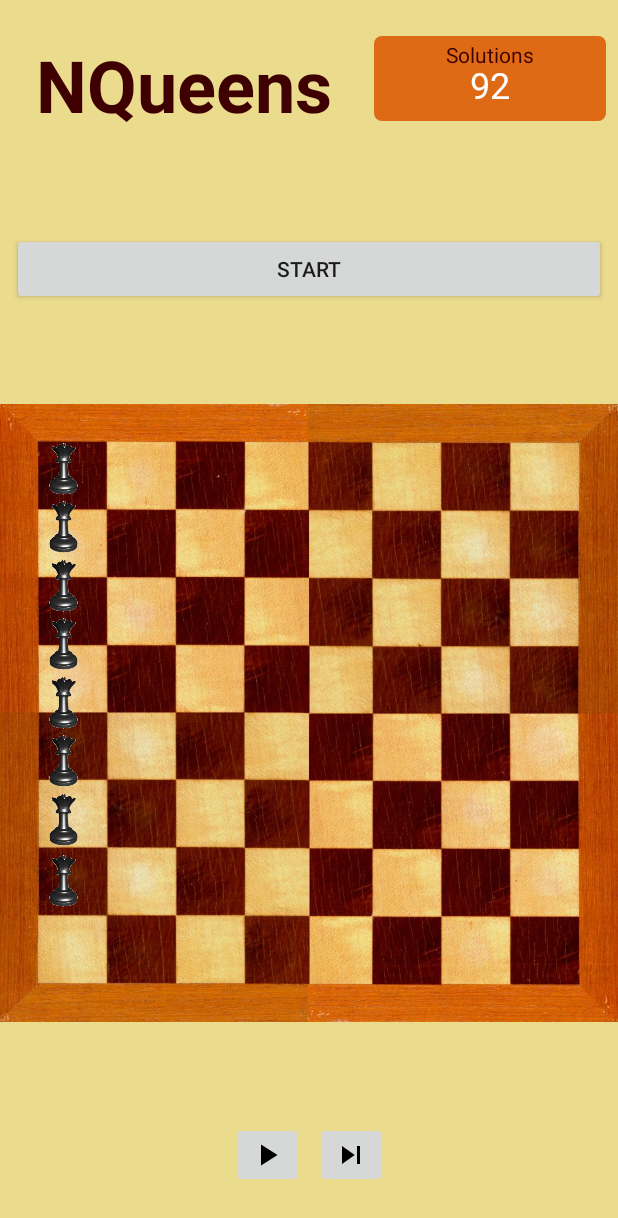
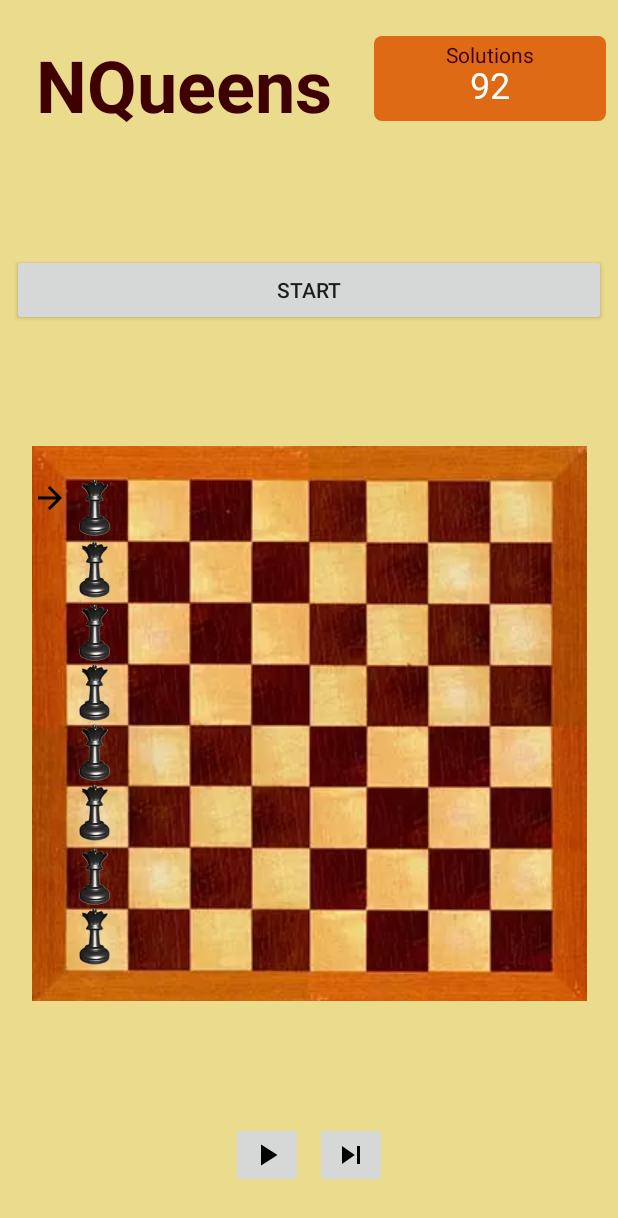
Before and after one commit to lixiangthinker/NQueensAndroid, an Android app: the screen it shows after launch (QueensActivity), after a tap on "START", on a phone screen of 412 x 824 dp. Shown: the top 1218 px of the screen. Run offline under Robolectric (Android 15) with nearby library versions, the light colour scheme and no system bars; our stand-ins replace Dagger/Hilt's generated code; 1 statement that could not run was skipped.

Commit message:
[View] add current layer arrow.

```diff
--- a/app/src/main/java/com/tony/builder/nqueens/view/QueensActivity.java
+++ b/app/src/main/java/com/tony/builder/nqueens/view/QueensActivity.java
@@ -1,7 +1,6 @@
 package com.tony.builder.nqueens.view;
 
 import androidx.constraintlayout.widget.ConstraintLayout;
-import androidx.constraintlayout.widget.ConstraintSet;
 import androidx.lifecycle.Observer;
 import androidx.lifecycle.ViewModelProvider;
 import androidx.lifecycle.ViewModelProviders;
@@ -28,6 +27,7 @@ public class QueensActivity extends DaggerAppCompatActivity {
 
     ConstraintLayout chessBoard;
     ImageView[] ivQueenCheeses;
+    ImageView ivCurrentLayer;
     ImageButton btnPlay;
     ImageButton btnNext;
     Button btnStart;
@@ -45,6 +45,7 @@ public class QueensActivity extends DaggerAppCompatActivity {
         setContentView(R.layout.activity_queens);
         chessBoard = findViewById(R.id.clChessBoard);
         initChessImageView();
+        ivCurrentLayer = findViewById(R.id.ivCurrentLayer);
         viewModel = ViewModelProviders.of(this, viewModelFactory).get(QueensViewModel.class);
         subscribeEvent(viewModel);
         initButtons();
@@ -58,6 +59,7 @@ public class QueensActivity extends DaggerAppCompatActivity {
                     btnPlay.setEnabled(true);
                     btnNext.setEnabled(true);
                     resetChess();
+                    resetLayerArrow();
                 } else {
                     btnPlay.setEnabled(false);
                     btnNext.setEnabled(false);
@@ -69,6 +71,7 @@ public class QueensActivity extends DaggerAppCompatActivity {
             @Override
             public void onChanged(Integer currentLayer) {
                 Log.d(TAG, "current layer = " + currentLayer);
+                moveArrow(currentLayer);
             }
         });
 
@@ -80,10 +83,17 @@ public class QueensActivity extends DaggerAppCompatActivity {
         });
     }
 
+    private void resetLayerArrow() {
+        ConstraintLayout.LayoutParams layoutParams = (ConstraintLayout.LayoutParams) ivCurrentLayer.getLayoutParams();
+        int marginTop = (int) PixlConverter.convertDpToPixel(23, this);
+        int marginStart = (int) PixlConverter.convertDpToPixel(0, this);
+        layoutParams.setMargins(marginStart, marginTop, 0, 0);
+    }
+
     private void resetChess() {
         for (ImageView chess : ivQueenCheeses) {
             ConstraintLayout.LayoutParams layoutParams = (ConstraintLayout.LayoutParams) chess.getLayoutParams();
-            int offset = (int) PixlConverter.convertDpToPixel(25, this);
+            int offset = (int) PixlConverter.convertDpToPixel(23, this);
             layoutParams.setMarginStart(offset);
             chess.setLayoutParams(layoutParams);
         }
@@ -102,6 +112,14 @@ public class QueensActivity extends DaggerAppCompatActivity {
         Log.d(TAG, "currentMargin = " + currentMargin + " offset = " + offset + " old = " + oldX + " new = " + newX);
         layoutParams.setMarginStart(currentMargin + offset);
         chess.setLayoutParams(layoutParams);
+    }
+
+    private void moveArrow(Integer currentLayer) {
+        ConstraintLayout.LayoutParams layoutParams = (ConstraintLayout.LayoutParams) ivCurrentLayer.getLayoutParams();
+        int marginTop = (int) PixlConverter.convertDpToPixel(currentLayer * 25, this);
+        int offset = (int) PixlConverter.convertDpToPixel(currentLayer * 39, this);
+        Log.d(TAG, "moveArrow, offset = " + offset);
+        layoutParams.setMargins(layoutParams.leftMargin, marginTop + offset, 0, 0);
     }
 
     private void initButtons() {
--- a/app/src/main/java/com/tony/builder/nqueens/viewmodel/QueensViewModel.java
+++ b/app/src/main/java/com/tony/builder/nqueens/viewmodel/QueensViewModel.java
@@ -102,7 +102,7 @@ public class QueensViewModel extends ViewModel {
     }
 
     public void onNext() {
-        Log.d(TAG, "onStart start button clicked");
+        Log.d(TAG, "onNext next button clicked");
         queensModel.onNext();
     }
 
--- /dev/null
+++ b/app/src/main/res/drawable/ic_arrow_forward_black_24dp.xml
@@ -0,0 +1,9 @@
+<vector xmlns:android="http://schemas.android.com/apk/res/android"
+        android:width="24dp"
+        android:height="24dp"
+        android:viewportWidth="24.0"
+        android:viewportHeight="24.0">
+    <path
+        android:fillColor="#FF000000"
+        android:pathData="M12,4l-1.41,1.41L16.17,11H4v2h12.17l-5.58,5.59L12,20l8,-8z"/>
+</vector>
--- a/app/src/main/res/layout/activity_queens.xml
+++ b/app/src/main/res/layout/activity_queens.xml
@@ -65,8 +65,8 @@
 
     <androidx.constraintlayout.widget.ConstraintLayout
         android:id="@+id/clChessBoard"
-        android:layout_width="0dp"
-        android:layout_height="0dp"
+        android:layout_width="370dp"
+        android:layout_height="370dp"
         android:layout_marginBottom="8dp"
         android:background="@drawable/chess_board"
         app:layout_constraintBottom_toTopOf="@+id/btnPlay"
@@ -77,83 +77,93 @@
 
         <ImageView
             android:id="@+id/ivChessQueen0"
-            android:layout_width="35dp"
-            android:layout_height="35dp"
-            android:layout_marginStart="25dp"
-            android:layout_marginTop="25dp"
+            android:layout_width="38dp"
+            android:layout_height="38dp"
+            android:layout_marginStart="22dp"
+            android:layout_marginTop="22dp"
             app:layout_constraintStart_toStartOf="parent"
             app:layout_constraintTop_toTopOf="parent"
             app:srcCompat="@drawable/chess_queen" />
 
         <ImageView
             android:id="@+id/ivChessQueen1"
-            android:layout_width="35dp"
-            android:layout_height="35dp"
-            android:layout_marginStart="64dp"
-            android:layout_marginTop="64dp"
+            android:layout_width="38dp"
+            android:layout_height="38dp"
+            android:layout_marginStart="63dp"
+            android:layout_marginTop="63dp"
             app:layout_constraintStart_toStartOf="parent"
             app:layout_constraintTop_toTopOf="parent"
             app:srcCompat="@drawable/chess_queen" />
 
         <ImageView
             android:id="@+id/ivChessQueen2"
-            android:layout_width="35dp"
-            android:layout_height="35dp"
-            android:layout_marginStart="103dp"
-            android:layout_marginTop="103dp"
+            android:layout_width="38dp"
+            android:layout_height="38dp"
+            android:layout_marginStart="105dp"
+            android:layout_marginTop="105dp"
             app:layout_constraintStart_toStartOf="parent"
             app:layout_constraintTop_toTopOf="parent"
             app:srcCompat="@drawable/chess_queen" />
 
         <ImageView
             android:id="@+id/ivChessQueen3"
-            android:layout_width="35dp"
-            android:layout_height="35dp"
-            android:layout_marginStart="142dp"
-            android:layout_marginTop="142dp"
+            android:layout_width="38dp"
+            android:layout_height="38dp"
+            android:layout_marginStart="145dp"
+            android:layout_marginTop="145dp"
             app:layout_constraintStart_toStartOf="parent"
             app:layout_constraintTop_toTopOf="parent"
             app:srcCompat="@drawable/chess_queen" />
 
         <ImageView
             android:id="@+id/ivChessQueen4"
-            android:layout_width="35dp"
-            android:layout_height="35dp"
-            android:layout_marginStart="181dp"
-            android:layout_marginTop="181dp"
+            android:layout_width="38dp"
+            android:layout_height="38dp"
+            android:layout_marginStart="185dp"
+            android:layout_marginTop="185dp"
             app:layout_constraintStart_toStartOf="parent"
             app:layout_constraintTop_toTopOf="parent"
             app:srcCompat="@drawable/chess_queen" />
 
         <ImageView
             android:id="@+id/ivChessQueen5"
-            android:layout_width="35dp"
-            android:layout_height="35dp"
-            android:layout_marginStart="220dp"
-            android:layout_marginTop="220dp"
+            android:layout_width="38dp"
+            android:layout_height="38dp"
+            android:layout_marginStart="225dp"
+            android:layout_marginTop="225dp"
             app:layout_constraintStart_toStartOf="parent"
             app:layout_constraintTop_toTopOf="parent"
             app:srcCompat="@drawable/chess_queen" />
 
         <ImageView
             android:id="@+id/ivChessQueen6"
-            android:layout_width="35dp"
-            android:layout_height="35dp"
-            android:layout_marginStart="259dp"
-            android:layout_marginTop="259dp"
+            android:layout_width="38dp"
+            android:layout_height="38dp"
+            android:layout_marginStart="268dp"
+            android:layout_marginTop="268dp"
             app:layout_constraintStart_toStartOf="parent"
             app:layout_constraintTop_toTopOf="parent"
             app:srcCompat="@drawable/chess_queen" />
 
         <ImageView
             android:id="@+id/ivChessQueen7"
-            android:layout_width="35dp"
-            android:layout_height="35dp"
-            android:layout_marginStart="300dp"
-            android:layout_marginTop="300dp"
+            android:layout_width="38dp"
+            android:layout_height="38dp"
+            android:layout_marginStart="308dp"
+            android:layout_marginTop="308dp"
             app:layout_constraintStart_toStartOf="parent"
             app:layout_constraintTop_toTopOf="parent"
             app:srcCompat="@drawable/chess_queen" />
+
+        <ImageView
+            android:id="@+id/ivCurrentLayer"
+            android:layout_width="wrap_content"
+            android:layout_height="wrap_content"
+            android:layout_marginStart="0dp"
+            android:layout_marginTop="25dp"
+            app:layout_constraintStart_toStartOf="parent"
+            app:layout_constraintTop_toTopOf="parent"
+            app:srcCompat="@drawable/ic_arrow_forward_black_24dp" />
     </androidx.constraintlayout.widget.ConstraintLayout>
 
     <ImageButton
```
Also changed, not shown: app/src/main/res/drawable/chess_board.jpg (deleted), app/src/main/res/drawable/chess_board.webp (added), app/src/main/res/drawable/chess_queen.png (deleted), app/src/main/res/drawable/chess_queen.webp (added).
